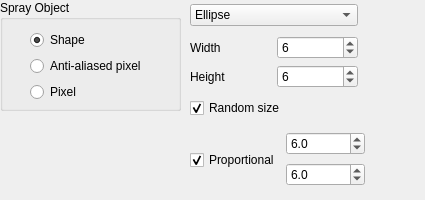
Before: the Qt Designer form krita/plugins/paintops/spray/wdgshapeoptions.ui in KDE/krita, drawn with Qt 5.
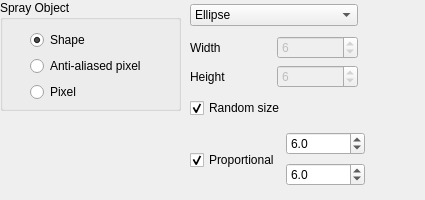
After: the same form once the commit is applied.

Commit message: Let the user know what is used for particle size.

Diff of the .ui file:
```diff
--- a/krita/plugins/paintops/spray/wdgshapeoptions.ui
+++ b/krita/plugins/paintops/spray/wdgshapeoptions.ui
@@ -117,6 +117,9 @@
         </item>
         <item>
          <widget class="QSpinBox" name="heightSpin">
+          <property name="enabled">
+           <bool>false</bool>
+          </property>
           <property name="value">
            <number>6</number>
           </property>
@@ -135,6 +138,9 @@
         </item>
         <item>
          <widget class="QSpinBox" name="widthSpin">
+          <property name="enabled">
+           <bool>false</bool>
+          </property>
           <property name="value">
            <number>6</number>
           </property>
```
Left out of the diff: 67 changed lines with no effect on the pictures.
